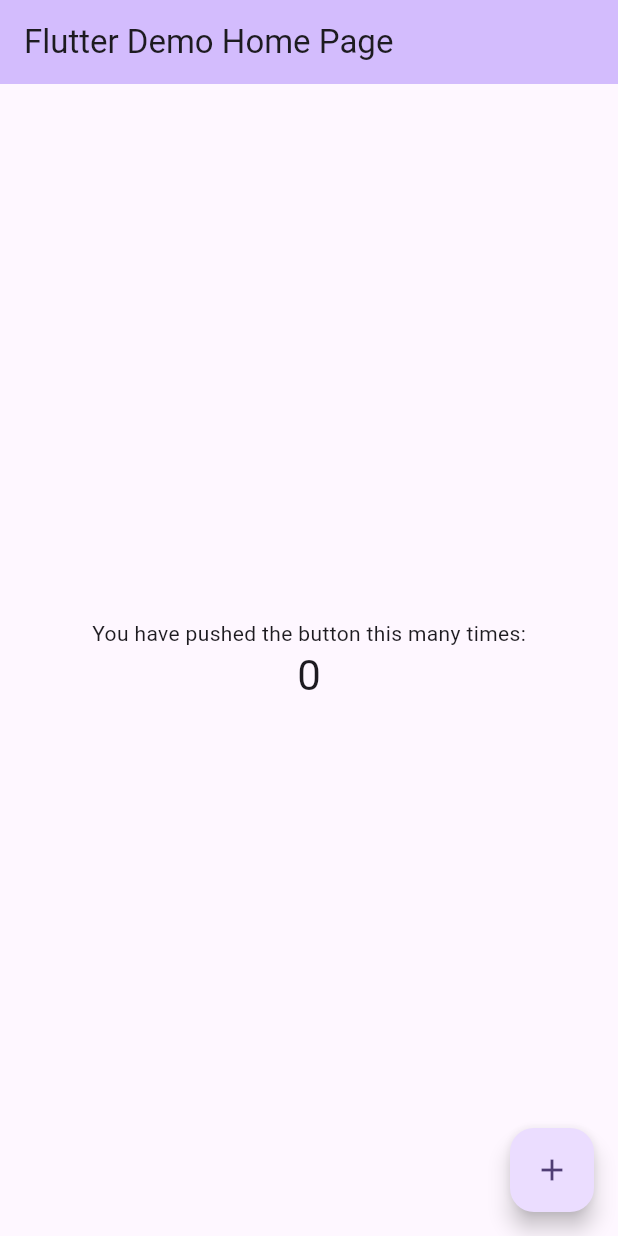
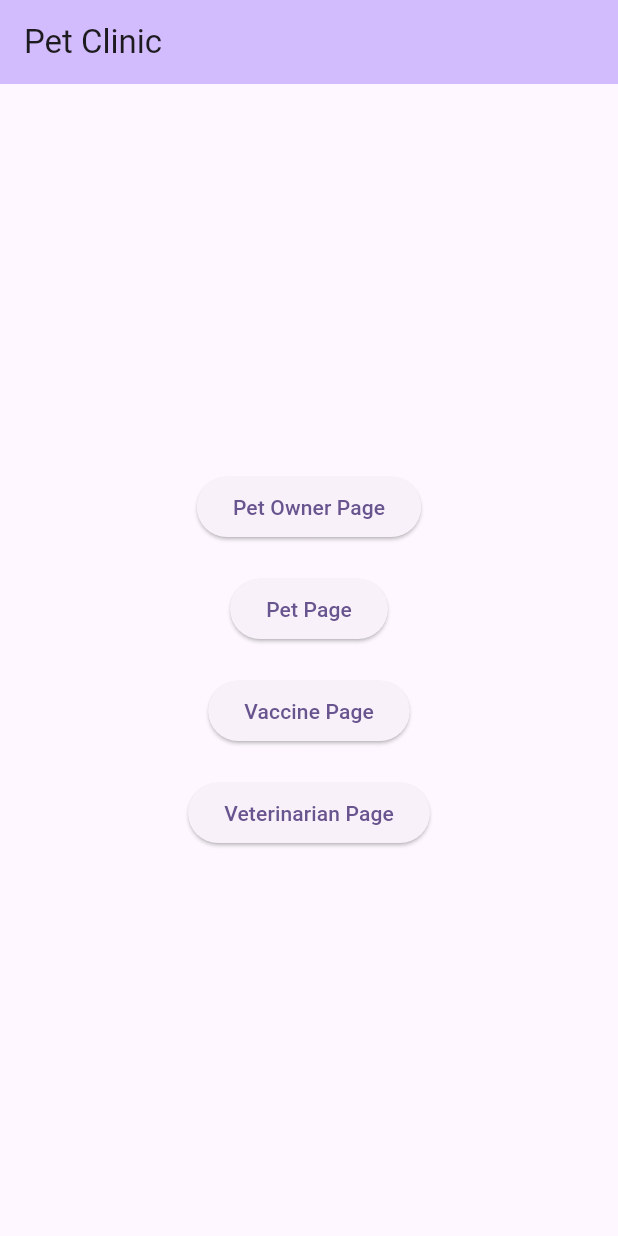
Before and after one commit to rodn0023/cst2335_final_group_project_w26, a Flutter app: the screen it shows after launch, on a phone screen of 412 x 824 dp. Run offline on Flutter 3.47's test engine with Material 3 defaults, Android fonts, the phone set to English and light mode, and no system bars.

Commit message:
Added new default pages with buttons tying each to main

```diff
--- a/lib/main.dart
+++ b/lib/main.dart
@@ -1,4 +1,8 @@
 import 'package:flutter/material.dart';
+import 'PetOwnerPage.dart';
+import 'PetPage.dart';
+import 'VaccinePage.dart';
+import 'VeterinarianPage.dart';
 
 void main() {
   runApp(const MyApp());
@@ -11,41 +15,25 @@ class MyApp extends StatelessWidget {
   @override
   Widget build(BuildContext context) {
     return MaterialApp(
+      routes: {
+        "/": (context) => MyHomePage(title: "Pet Clinic"),
+        "/petOwnerPage": (context) => PetOwnerPage(),
+        "/petPage": (context) => PetPage(),
+        "/vaccinePage": (context) => VaccinePage(),
+        "/veterinarianPage": (context) => VeterinarianPage(),
+      },
+      debugShowCheckedModeBanner: false,
       title: 'Flutter Demo',
       theme: ThemeData(
-        // This is the theme of your application.
-        //
-        // TRY THIS: Try running your application with "flutter run". You'll see
-        // the application has a purple toolbar. Then, without quitting the app,
-        // try changing the seedColor in the colorScheme below to Colors.green
-        // and then invoke "hot reload" (save your changes or press the "hot
-        // reload" button in a Flutter-supported IDE, or press "r" if you used
-        // the command line to start the app).
-        //
-        // Notice that the counter didn't reset back to zero; the application
-        // state is not lost during the reload. To reset the state, use hot
-        // restart instead.
-        //
-        // This works for code too, not just values: Most code changes can be
-        // tested with just a hot reload.
-        colorScheme: .fromSeed(seedColor: Colors.deepPurple),
+        colorScheme: ColorScheme.fromSeed(seedColor: Colors.deepPurple),
       ),
-      home: const MyHomePage(title: 'Flutter Demo Home Page'),
+      initialRoute: "/",
     );
   }
 }
 
 class MyHomePage extends StatefulWidget {
   const MyHomePage({super.key, required this.title});
-
-  // This widget is the home page of your application. It is stateful, meaning
-  // that it has a State object (defined below) that contains fields that affect
-  // how it looks.
-
-  // This class is the configuration for the state. It holds the values (in this
-  // case the title) provided by the parent (in this case the App widget) and
-  // used by the build method of the State. Fields in a Widget subclass are
-  // always marked "final".
 
   final String title;
 
@@ -54,69 +42,56 @@ class MyHomePage extends StatefulWidget {
 }
 
 class _MyHomePageState extends State<MyHomePage> {
-  int _counter = 0;
-
-  void _incrementCounter() {
-    setState(() {
-      // This call to setState tells the Flutter framework that something has
-      // changed in this State, which causes it to rerun the build method below
-      // so that the display can reflect the updated values. If we changed
-      // _counter without calling setState(), then the build method would not be
-      // called again, and so nothing would appear to happen.
-      _counter++;
-    });
-  }
-
   @override
   Widget build(BuildContext context) {
-    // This method is rerun every time setState is called, for instance as done
-    // by the _incrementCounter method above.
-    //
-    // The Flutter framework has been optimized to make rerunning build methods
-    // fast, so that you can just rebuild anything that needs updating rather
-    // than having to individually change instances of widgets.
     return Scaffold(
       appBar: AppBar(
-        // TRY THIS: Try changing the color here to a specific color (to
-        // Colors.amber, perhaps?) and trigger a hot reload to see the AppBar
-        // change color while the other colors stay the same.
         backgroundColor: Theme.of(context).colorScheme.inversePrimary,
-        // Here we take the value from the MyHomePage object that was created by
-        // the App.build method, and use it to set our appbar title.
         title: Text(widget.title),
       ),
       body: Center(
-        // Center is a layout widget. It takes a single child and positions it
-        // in the middle of the parent.
         child: Column(
-          // Column is also a layout widget. It takes a list of children and
-          // arranges them vertically. By default, it sizes itself to fit its
-          // children horizontally, and tries to be as tall as its parent.
-          //
-          // Column has various properties to control how it sizes itself and
-          // how it positions its children. Here we use mainAxisAlignment to
-          // center the children vertically; the main axis here is the vertical
-          // axis because Columns are vertical (the cross axis would be
-          // horizontal).
-          //
-          // TRY THIS: Invoke "debug painting" (choose the "Toggle Debug Paint"
-          // action in the IDE, or press "p" in the console), to see the
-          // wireframe for each widget.
           mainAxisAlignment: .center,
           children: [
-            const Text('You have pushed the button this many times:'),
-            Text(
-              '$_counter',
-              style: Theme.of(context).textTheme.headlineMedium,
+            Padding(
+              padding: EdgeInsets.all(10),
+              child: ElevatedButton(
+                child: Text("Pet Owner Page"),
+                onPressed: () {
+                  Navigator.pushNamed(context, "/petOwnerPage");
+                },
+              ),
+            ),
+            Padding(
+              padding: EdgeInsets.all(10),
+              child: ElevatedButton(
+                child: Text("Pet Page"),
+                onPressed: () {
+                  Navigator.pushNamed(context, "/petPage");
+                },
+              ),
+            ),
+            Padding(
+              padding: EdgeInsets.all(10),
+              child: ElevatedButton(
+                child: Text("Vaccine Page"),
+                onPressed: () {
+                  Navigator.pushNamed(context, "/vaccinePage");
+                },
+              ),
+            ),
+            Padding(
+              padding: EdgeInsets.all(10),
+              child: ElevatedButton(
+                child: Text("Veterinarian Page"),
+                onPressed: () {
+                  Navigator.pushNamed(context, "/veterinarianPage");
+                },
+              ),
             ),
           ],
         ),
       ),
-      floatingActionButton: FloatingActionButton(
-        onPressed: _incrementCounter,
-        tooltip: 'Increment',
-        child: const Icon(Icons.add),
-      ),
     );
   }
 }
```
Also changed, not shown: lib/PetOwnerPage.dart (added, +35 -0 lines), lib/PetPage.dart (added, +35 -0 lines), lib/VaccinePage.dart (added, +35 -0 lines), lib/VeterinarianPage.dart (added, +35 -0 lines).
